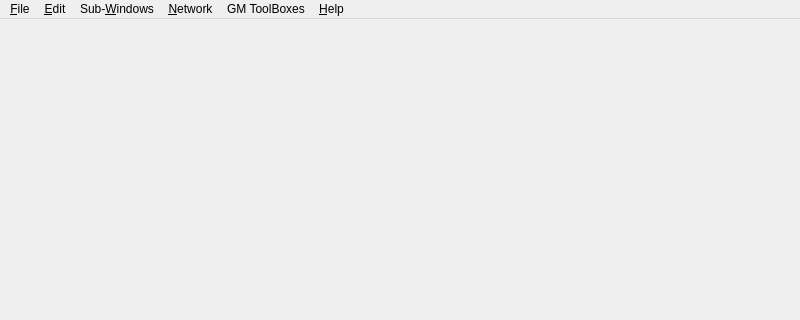
Before: the Qt Designer form client/mainwindow.ui in Rolisteam/rolisteam, drawn with Qt 5; both pictures show x 0 to 800 and y 0 to 320 of the 800 by 600 pixel window.
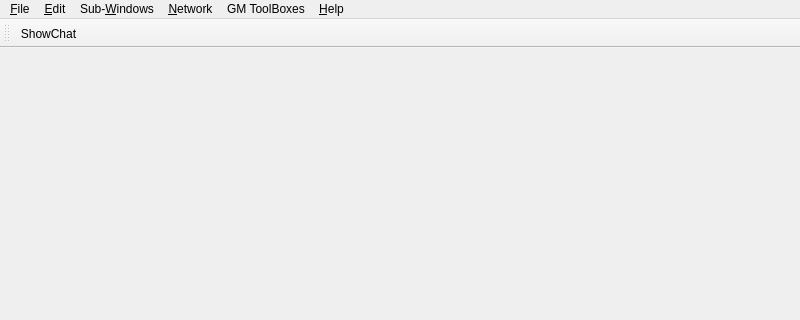
After: the same form once the commit is applied. Icons and pictures are not drawn.

Commit message: [mainwindow] make IM window visible or not.

Patch:
```diff
--- a/client/mainwindow.ui
+++ b/client/mainwindow.ui
@@ -146,6 +146,18 @@
    <addaction name="menuHelp"/>
   </widget>
   <widget class="QStatusBar" name="statusbar"/>
+  <widget class="QToolBar" name="toolBar">
+   <property name="windowTitle">
+    <string>toolBar</string>
+   </property>
+   <attribute name="toolBarArea">
+    <enum>TopToolBarArea</enum>
+   </attribute>
+   <attribute name="toolBarBreak">
+    <bool>false</bool>
+   </attribute>
+   <addaction name="m_showChatAct"/>
+  </widget>
   <action name="m_saveAction">
    <property name="icon">
     <iconset theme="QStyle::SP_FileIcon">
@@ -597,6 +609,18 @@
     <string>Support Rolisteam</string>
    </property>
   </action>
+  <action name="m_showChatAct">
+   <property name="checkable">
+    <bool>true</bool>
+   </property>
+   <property name="icon">
+    <iconset resource="../rolisteam.qrc">
+     <normaloff>:/resources/rolistheme/chatIcon.png</normaloff>:/resources/rolistheme/chatIcon.png</iconset>
+   </property>
+   <property name="text">
+    <string>ShowChat</string>
+   </property>
+  </action>
  </widget>
  <resources/>
  <connections>
```
Left out of the diff: 4 changed lines with no effect on the pictures. The commit also changes 2 other files.
